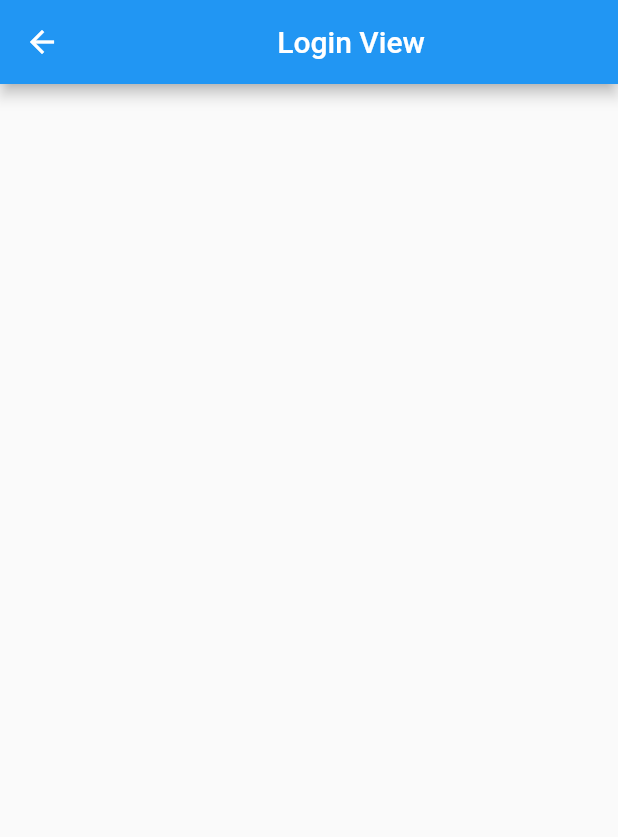
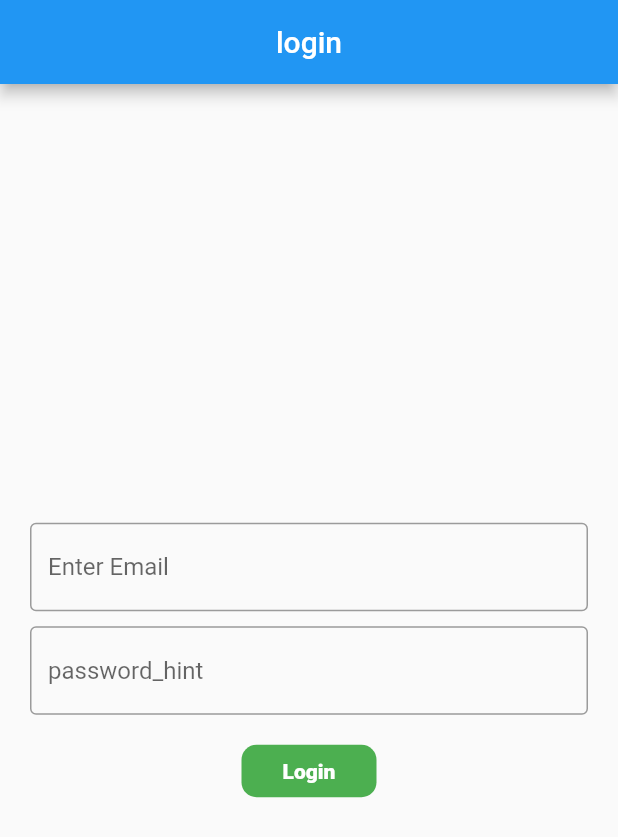
Before and after one commit to razzaq-99/Flutter_GetX_State_Management, a Flutter app: the LoginView screen opened directly, on a phone screen of 412 x 824 dp. Shown: the top 837 px of the screen. Run offline on Flutter 3.47's test engine with Material 2 defaults, Android fonts, the phone set to English and light mode, and no system bars; our stand-ins replace fluttertoast, get.

Commit message:
updated files to manage routing between splash screen and login view and design the whole login view model

```diff
--- a/lib/getx_mvvm/resources/routes/getx_routes_name.dart
+++ b/lib/getx_mvvm/resources/routes/getx_routes_name.dart
@@ -1,8 +1,5 @@
-
-class RoutesName{
-
+class RoutesName {
   static const String homeScreen = '/';
-  static const String loginScreen = '/login_screen';
-  static const String loginView = '/login_view_screen';
-
+  // static const String loginScreen = '/login_screen';
+  static const String loginView = '/login_view';
 }
--- a/lib/getx_mvvm/view/login/login_view.dart
+++ b/lib/getx_mvvm/view/login/login_view.dart
@@ -1,5 +1,8 @@
-
 import 'package:flutter/material.dart';
+import 'package:flutter_getx/getx_mvvm/resources/components/round_button.dart';
+import 'package:flutter_getx/getx_mvvm/utils/utils.dart';
+import 'package:flutter_getx/getx_mvvm/view_model/controller/login_view_controller.dart';
+import 'package:get/get.dart';
 
 class LoginView extends StatefulWidget {
   const LoginView({Key? key}) : super(key: key);
@@ -9,11 +12,98 @@ class LoginView extends StatefulWidget {
 }
 
 class _LoginViewState extends State<LoginView> {
+  final loginController = Get.put(LoginViewController());
+  final _formKey = GlobalKey<FormState>();
   @override
   Widget build(BuildContext context) {
     return Scaffold(
       appBar: AppBar(
-        title: const Center(child: Text("Login View"),)
+        automaticallyImplyLeading: false,
+        title: Center(
+          child: Text('login'.tr),
+        ),
+      ),
+      body: Padding(
+        padding: const EdgeInsets.symmetric(horizontal: 20),
+        child: Column(
+          mainAxisAlignment: MainAxisAlignment.center,
+          crossAxisAlignment: CrossAxisAlignment.center,
+          children: [
+            Form(
+              key: _formKey,
+              child: Column(
+                children: [
+                  TextFormField(
+                    controller: loginController.emailController.value,
+                    focusNode: loginController.emailFocusNode.value,
+                    validator: (value){
+                      if(value!.isEmpty){
+                        Utils.SnackBar('Email', 'Enter your email');
+                      }
+                    },
+                    onFieldSubmitted: (value){
+                      Utils.FieldFocusChange(context, loginController.emailFocusNode.value, loginController.passwordFocusNode.value);
+                    },
+                    decoration: InputDecoration(
+                      hintText: 'email_hint'.tr,
+                      border: const OutlineInputBorder(),
+                    ),
+                  ),
+                  const  SizedBox(
+                     height: 10,
+                   ),
+                  TextFormField(
+                    controller: loginController.passwordController.value,
+                    focusNode: loginController.passwordFocusNode.value,
+                    obscureText: true,
+                    obscuringCharacter: '*',
+                    validator: (value){
+                      if(value!.isEmpty){
+                        Utils.SnackBar('Password', 'Enter your password');
+                      }
+                    },
+
+                    decoration: InputDecoration(
+                      hintText: 'password_hint'.tr,
+                      border: const OutlineInputBorder(),
+                    ),
+                  ),
+                  const SizedBox(
+                    height: 20,
+                  ),
+                  // RoundButton(
+                  //   width: 150,
+                  //   title: '',
+                  //   onPress: () {},
+                  // )
+                  InkWell(
+                    onTap: (){
+                      if(_formKey.currentState!.validate()){
+
+                      };
+                    },
+                    child: Container(
+                      height: 35,
+                      width: 90,
+                      decoration: BoxDecoration(
+                          color: Colors.green, borderRadius: BorderRadius.circular(10)),
+                      child: const Center(
+                          child: Text(
+                            'Login',
+                            style:
+                            TextStyle(color: Colors.white, fontWeight: FontWeight.w900),
+                          )),
+                    ),
+                  )
+                ],
+              ),
+            ),
+
+
+
+
+          ],
+        ),
       ),
     );
   }
--- a/lib/main.dart
+++ b/lib/main.dart
@@ -5,8 +5,9 @@ import 'package:flutter_getx/getx_mvvm/resources/components/round_button.dart';
 import 'package:flutter_getx/getx_mvvm/resources/getx_localization/languages.dart';
 import 'package:flutter_getx/getx_mvvm/resources/routes/getx_routes.dart';
 import 'package:flutter_getx/getx_mvvm/view/home_screen.dart';
-import 'package:flutter_getx/getx_mvvm/view/login_view/login_view_screen.dart';
-import 'package:flutter_getx/getx_mvvm/view/splash_screen.dart';
+import 'package:flutter_getx/getx_mvvm/view/login/login_view.dart';
+import 'package:flutter_getx/getx_mvvm/view/login/splash_screen.dart';
+// import 'package:flutter_getx/getx_mvvm/view/splash_screen.dart';
 // import 'package:flutter_getx/home_screen.dart';
 import 'package:flutter_getx/getx_navigation.dart';
 import 'package:flutter_getx/home_screen_four.dart';
@@ -44,9 +45,9 @@ class MyApp extends StatelessWidget {
         primarySwatch: Colors.blue,
       ),
 
-      // home: const LoginView(),
+      home: const LoginView(),
 
-      home: const SplashScreen(),
+      // home: const SplashScreen(),
 
       // home: RoundButton(
       //   title: 'Loading',
```
Also changed, not shown: lib/getx_mvvm/resources/routes/getx_routes.dart (+15 -17 lines).
